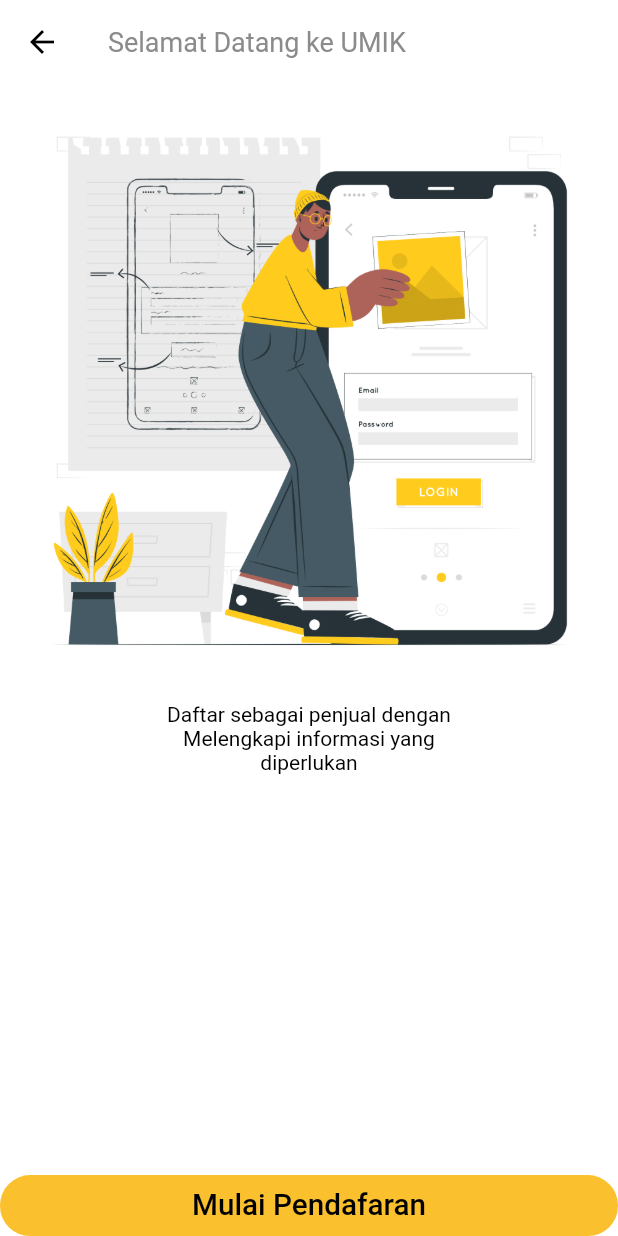
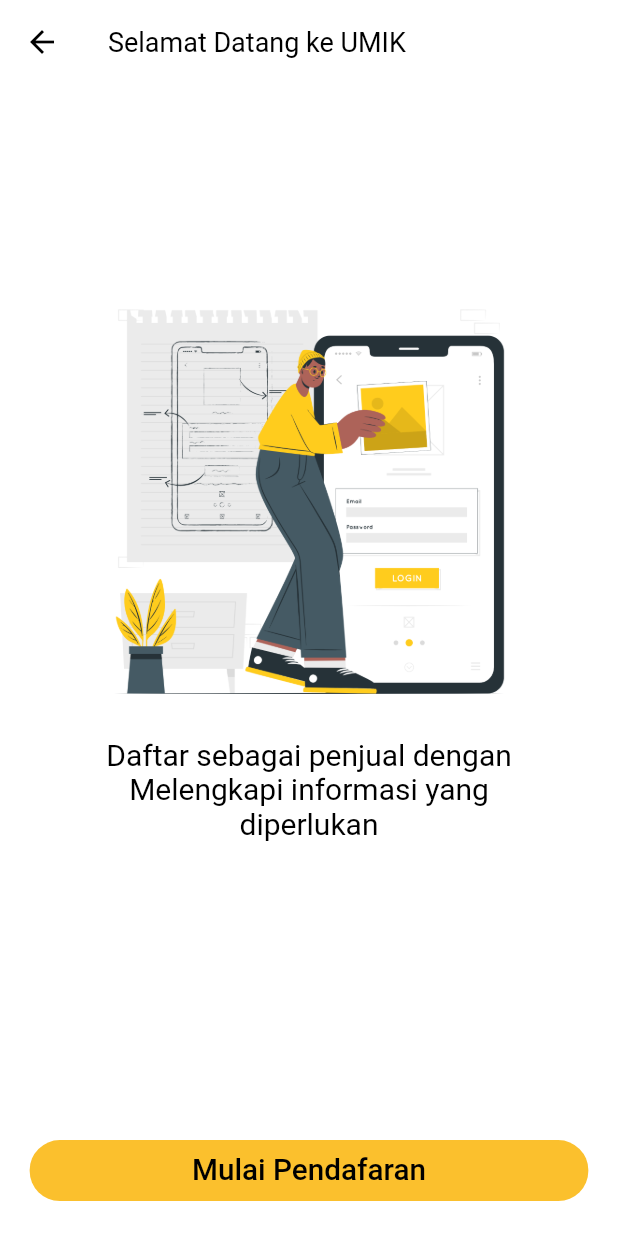
Before and after one commit to jenaarrr1111/umik-App, a Flutter app: the SellerWelcomeScreen screen opened directly, on a phone screen of 412 x 824 dp. Run offline on Flutter 3.47's test engine with Material 2 defaults, Android fonts, the phone set to English and light mode, and no system bars; our stand-ins replace flutter_svg; missing offline and left inert: dart:ffi; Roboto replaces fonts that are missing (Muli).

Commit message:
[IMPROVE] seller page : welcome

```diff
--- a/lib/routes.dart
+++ b/lib/routes.dart
@@ -6,11 +6,14 @@ import 'package:umik/screens/forgot_password/forgot_password_screen.dart';
 import 'package:umik/screens/home/home_screen.dart';
 import 'package:umik/screens/login_success/login_success_screen.dart';
 import 'package:umik/screens/otp/otp_screen.dart';
+import 'package:umik/screens/penjual/seller_sign_up/seller_sign_up_screen.dart';
 import 'package:umik/screens/profile/profile_screen.dart';
 import 'package:umik/screens/sign_in/sign_in_screen.dart';
 import 'package:umik/screens/splash/splash_screen.dart';
 
 import 'screens/sign_up/sign_up_screen.dart';
+
+import 'package:umik/screens/penjual/seller_welcome/seller_welcome_screen.dart';
 
 // We use name route
 // All our routes will be available here
@@ -26,4 +29,6 @@ final Map<String, WidgetBuilder> routes = {
   DetailsScreen.routeName: (context) => DetailsScreen(),
   CartScreen.routeName: (context) => CartScreen(),
   ProfileScreen.routeName: (context) => ProfileScreen(),
+  SellerWelcomeScreen.routeName: (context) => SellerWelcomeScreen(),
+  SellerSignUpScreen.routeName: (context) => SellerSignUpScreen()
 };
--- a/lib/screens/penjual/seller_welcome/components/body.dart
+++ b/lib/screens/penjual/seller_welcome/components/body.dart
@@ -19,13 +19,29 @@ class _BodyState extends State<Body> {
   @override
   Widget build(BuildContext context) {
     return Center(
-      child: Column(
-        children: [
-          Image.asset('assets/images/splash_2.png'),
-          Text("Daftar sebagai penjual dengan"),
-          Text("Melengkapi informasi yang"),
-          Text("diperlukan"),
-        ],
+      child: Container(
+        padding: EdgeInsets.only(top: getProportionateScreenHeight(122)),
+        child: Column(
+          children: [
+            Image.asset(
+              'assets/images/splash_2.png',
+              width: getProportionateScreenWidth(300),
+              height: getProportionateScreenHeight(307),
+            ),
+            const Text(
+              "Daftar sebagai penjual dengan",
+              style: TextStyle(fontSize: 20),
+            ),
+            const Text(
+              "Melengkapi informasi yang",
+              style: TextStyle(fontSize: 20),
+            ),
+            const Text(
+              "diperlukan",
+              style: TextStyle(fontSize: 20),
+            ),
+          ],
+        ),
       ),
     );
   }
--- a/lib/screens/penjual/seller_welcome/seller_welcome_screen.dart
+++ b/lib/screens/penjual/seller_welcome/seller_welcome_screen.dart
@@ -1,8 +1,10 @@
 import 'package:flutter/material.dart';
+import 'package:umik/screens/penjual/seller_sign_up/seller_sign_up_screen.dart';
 import 'package:umik/screens/penjual/seller_welcome/components/body.dart';
 import 'package:umik/size_config.dart';
 
 import '../../../components/default_button.dart';
+import '../../../theme.dart';
 
 class SellerWelcomeScreen extends StatelessWidget {
   static String routeName = "/seller_welcome";
@@ -11,22 +13,24 @@ class SellerWelcomeScreen extends StatelessWidget {
   @override
   Widget build(BuildContext context) {
     return Scaffold(
-      appBar: AppBar(
-        title: const Text("Selamat Datang ke UMIK"),
-      ),
-      body: const Body(),
-      bottomNavigationBar:
-          DefaultButton(text: "Mulai Pendafaran", press: () {}),
-      //  Padding(
-      // padding: EdgeInsets.only(
-      //   left: getProportionateScreenWidth(18),
-      //   right: getProportionateScreenWidth(18),
-      //   bottom: getProportionateScreenHeight(31),
-      // ),
-      // child: TextButton(
-      //   onPressed: () {},
-      //   child: Text("Mulai Pendaftaran"),
-      // ),
-    );
+        appBar: AppBar(
+          title: const Text(
+            "Selamat Datang ke UMIK",
+            style: TextStyle(color: Colors.black),
+          ),
+        ),
+        body: const Body(),
+        bottomNavigationBar: Padding(
+          padding: EdgeInsets.only(
+            left: getProportionateScreenWidth(18),
+            right: getProportionateScreenWidth(18),
+            bottom: getProportionateScreenHeight(23),
+          ),
+          child: DefaultButton(
+              text: "Mulai Pendafaran",
+              press: () {
+                Navigator.pushNamed(context, SellerSignUpScreen.routeName);
+              }),
+        ));
   }
 }
--- a/lib/screens/splash/components/body.dart
+++ b/lib/screens/splash/components/body.dart
@@ -1,5 +1,6 @@
 import 'package:flutter/material.dart';
 import 'package:umik/constants.dart';
+import 'package:umik/screens/penjual/seller_welcome/seller_welcome_screen.dart';
 import 'package:umik/screens/sign_in/sign_in_screen.dart';
 import 'package:umik/size_config.dart';
 
@@ -95,6 +96,8 @@ class _BodyState extends State<Body> {
                       text: "Get Started",
                       press: () {
                         Navigator.pushNamed(context, SignInScreen.routeName);
+                        //   Navigator.pushNamed(
+                        //       context, SellerWelcomeScreen.routeName);
                       },
                     ),
                     Spacer(),
```
Also changed, not shown: lib/models/Seller_Information.dart (added, +18 -0 lines), lib/screens/penjual/seller_sign_up/components/body.dart (+10 -1 lines), lib/screens/penjual/seller_sign_up/seller_sign_up_screen.dart (+3 -14 lines), lib/controller/penjual/seller_sign_up_controller.dart (added), lib/controller/penjual/seller_welcome_controller.dart (added), lib/models/Seller_Address.dart (added).
